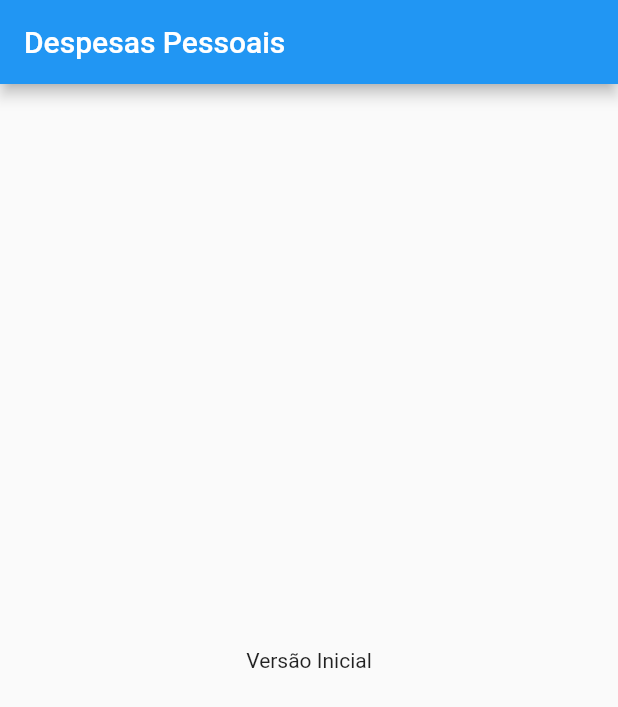
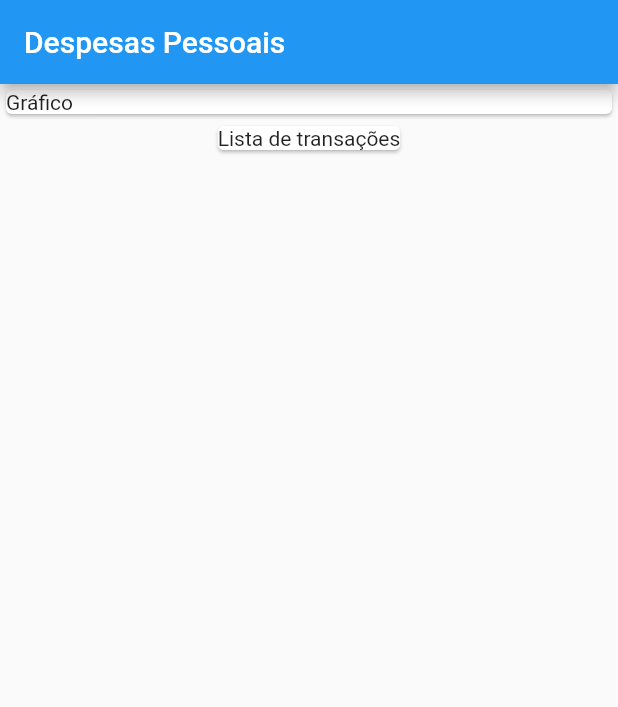
Before and after one commit to phcbarros/Flutter, a Flutter app: the screen it shows after launch, on a phone screen of 412 x 824 dp. Shown: the top 707 px of the screen. Run offline on Flutter 3.47's test engine with Material 2 defaults, Android fonts, the phone set to English and light mode, and no system bars.

Commit message:
Curso Flutter - 04 Construindo App Real (Despesas Pessoais) - 78 Combinando Widgets

```diff
--- a/curso_flutter/expenses/lib/main.dart
+++ b/curso_flutter/expenses/lib/main.dart
@@ -20,9 +20,19 @@ class MyHomePage extends StatelessWidget {
       appBar: AppBar(
         title: Text("Despesas Pessoais"),
       ),
-      body: Center(
-        child: Text("Versão Inicial"),
-      ),
+      body: Column(
+        children: [
+          Container(
+            width: double.infinity,
+            child: Card(
+              child: Text("Gráfico"),
+            ),
+          ),
+          Card(
+            child: Text("Lista de transações"),
+          )
+        ],
+      )
     );
   }
 }
```
